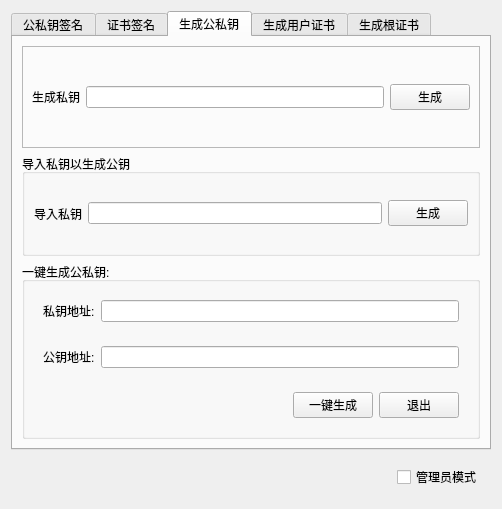
Above: widget.ui from KingOfSmail/kEIPM_GUI before the change. Below: the same form after it.
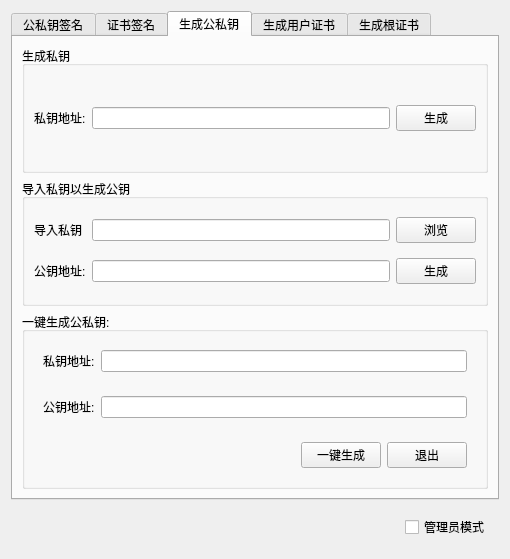
That is the form after the change. The open tabs and pages were chosen to show the change.

```diff
--- a/widget.ui
+++ b/widget.ui
@@ -6,8 +6,8 @@
    <rect>
     <x>0</x>
     <y>0</y>
-    <width>502</width>
-    <height>509</height>
+    <width>510</width>
+    <height>559</height>
    </rect>
   </property>
   <property name="maximumSize">
@@ -250,26 +250,23 @@
       </attribute>
       <layout class="QVBoxLayout" name="verticalLayout_8">
        <item>
-        <widget class="QFrame" name="frame_9">
-         <property name="frameShape">
-          <enum>QFrame::StyledPanel</enum>
+        <widget class="QGroupBox" name="groupBox_4">
+         <property name="title">
+          <string>生成私钥</string>
          </property>
-         <property name="frameShadow">
-          <enum>QFrame::Raised</enum>
-         </property>
-         <layout class="QHBoxLayout" name="horizontalLayout_15">
+         <layout class="QHBoxLayout" name="horizontalLayout_12">
           <item>
-           <widget class="QLabel" name="lab_GetRsa_inport_privateKey">
+           <widget class="QLabel" name="lab_GetRsa_Create_privateKey">
             <property name="text">
-             <string>生成私钥</string>
+             <string>私钥地址:</string>
             </property>
            </widget>
           </item>
           <item>
-           <widget class="QLineEdit" name="lineEd_GetRsa_inport_privateKey"/>
+           <widget class="QLineEdit" name="lineEd_GetRsa_Greate_privateKey"/>
           </item>
           <item>
-           <widget class="QPushButton" name="Btn_GetRsa_inport_privateKey">
+           <widget class="QPushButton" name="Btn_GetRsa_Create_privateKey">
             <property name="text">
              <string>生成</string>
             </property>
@@ -283,19 +280,36 @@
          <property name="title">
           <string>导入私钥以生成公钥</string>
          </property>
-         <layout class="QHBoxLayout" name="horizontalLayout_16">
-          <item>
+         <layout class="QGridLayout" name="gridLayout">
+          <item row="0" column="1">
+           <widget class="QLineEdit" name="lineEd_GetRsa_inport_public_privateKey"/>
+          </item>
+          <item row="0" column="0">
            <widget class="QLabel" name="lab_GetRsa_inport_public_privateKey">
             <property name="text">
              <string>导入私钥</string>
             </property>
            </widget>
           </item>
-          <item>
-           <widget class="QLineEdit" name="lineEd_get_inport_public_privateKey"/>
-          </item>
-          <item>
+          <item row="0" column="2">
            <widget class="QPushButton" name="Btn_GetRsa_publicKey">
+            <property name="text">
+             <string>浏览</string>
+            </property>
+           </widget>
+          </item>
+          <item row="1" column="0">
+           <widget class="QLabel" name="lab_GetRsa_publicKey_Path">
+            <property name="text">
+             <string>公钥地址:</string>
+            </property>
+           </widget>
+          </item>
+          <item row="1" column="1">
+           <widget class="QLineEdit" name="lineEd_GetRsa_public_Path"/>
+          </item>
+          <item row="1" column="2">
+           <widget class="QPushButton" name="Btn_GetRsa_Create_publicKey">
             <property name="text">
              <string>生成</string>
             </property>
```
Left out of the diff: 2 changed lines with no effect on the pictures.
